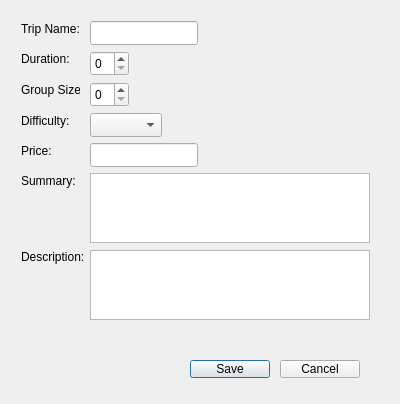
Before: the Qt Designer form AddTripDialog.ui in oppaii230205/travel-agency-management, drawn with Qt 5.
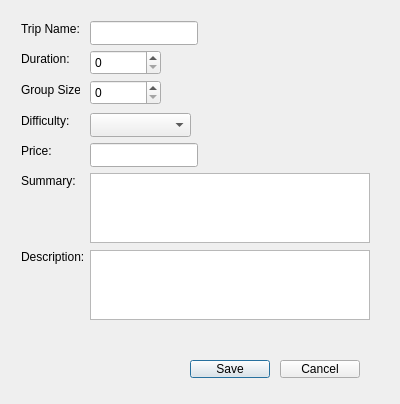
After: the same form once the commit is applied.

Commit message: Fixed UI, logOut button

Patch:
```diff
--- a/AddTripDialog.ui
+++ b/AddTripDialog.ui
@@ -82,8 +82,8 @@
    <property name="geometry">
     <rect>
      <x>90</x>
-     <y>82</y>
-     <width>39</width>
+     <y>80</y>
+     <width>71</width>
      <height>25</height>
     </rect>
    </property>
@@ -138,8 +138,8 @@
    <property name="geometry">
     <rect>
      <x>90</x>
-     <y>51</y>
-     <width>39</width>
+     <y>50</y>
+     <width>71</width>
      <height>25</height>
     </rect>
    </property>
@@ -149,7 +149,7 @@
     <rect>
      <x>90</x>
      <y>113</y>
-     <width>72</width>
+     <width>101</width>
      <height>24</height>
     </rect>
    </property>
```
The commit also changes 2 other files.
